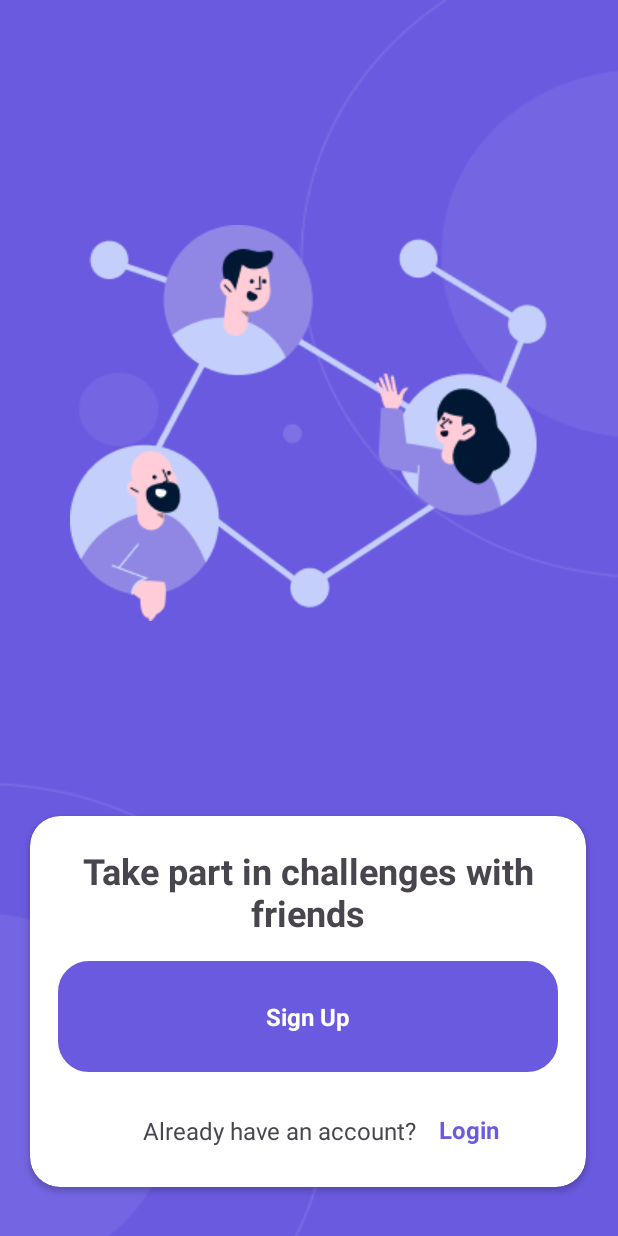
After one commit to SE114-QuizApp/QuizApp-FE, an Android app: the OnboardingActivity screen opened directly, with no data from a screen before it, on a phone screen of 412 x 824 dp. The commit adds this screen. Run offline under Robolectric (Android 15) with nearby library versions, the phone set to English and light mode, and no system bars.

Commit message:
Onboarding Screen

```diff
--- a/app/src/main/AndroidManifest.xml
+++ b/app/src/main/AndroidManifest.xml
@@ -16,9 +16,12 @@
             android:name=".MainActivity"
             android:exported="false" />
         <activity
+            android:name=".OnboardingActivity"
+            android:exported="false" />
+        <activity
             android:name=".SplashActivity"
-            android:theme="@style/Theme.Design.NoActionBar"
-            android:exported="true">
+            android:exported="true"
+            android:theme="@style/Theme.Design.NoActionBar">
             <intent-filter>
                 <action android:name="android.intent.action.MAIN" />
 
--- a/app/src/main/java/com/example/quizapp_fe/MainActivity.java
+++ b/app/src/main/java/com/example/quizapp_fe/MainActivity.java
@@ -2,7 +2,10 @@ package com.example.quizapp_fe;
 
 import androidx.appcompat.app.AppCompatActivity;
 
+import android.content.Intent;
 import android.os.Bundle;
+import android.view.View;
+import android.widget.Button;
 
 public class MainActivity extends AppCompatActivity {
 
@@ -10,5 +13,15 @@ public class MainActivity extends AppCompatActivity {
     protected void onCreate(Bundle savedInstanceState) {
         super.onCreate(savedInstanceState);
         setContentView(R.layout.activity_main);
+        Button navButton = findViewById(R.id.navBtn);
+
+        navButton.setOnClickListener(new View.OnClickListener() {
+            @Override
+            public void onClick(View view) {
+                Intent intent = new Intent(MainActivity.this, OnboardingActivity.class);
+                startActivity(intent);
+                finish();
+            }
+        });
     }
 }
--- /dev/null
+++ b/app/src/main/java/com/example/quizapp_fe/OnboardingActivity.java
@@ -0,0 +1,14 @@
+package com.example.quizapp_fe;
+
+import androidx.appcompat.app.AppCompatActivity;
+
+import android.os.Bundle;
+
+public class OnboardingActivity extends AppCompatActivity {
+
+    @Override
+    protected void onCreate(Bundle savedInstanceState) {
+        super.onCreate(savedInstanceState);
+        setContentView(R.layout.onboarding);
+    }
+}
--- /dev/null
+++ b/app/src/main/res/drawable/border_20dp_purple_hue.xml
@@ -0,0 +1,6 @@
+<?xml version="1.0" encoding="utf-8"?>
+<shape xmlns:android="http://schemas.android.com/apk/res/android">
+    <solid android:color="@color/purple_hue"/>
+    <stroke android:color="@color/purple_hue" android:width="1dp"/>
+    <corners android:radius="20dp"/>
+</shape>
--- a/app/src/main/res/layout/activity_main.xml
+++ b/app/src/main/res/layout/activity_main.xml
@@ -6,7 +6,8 @@
     android:layout_height="match_parent"
     tools:context=".MainActivity">
 
-    <TextView
+    <Button
+        android:id="@+id/navBtn"
         android:layout_width="wrap_content"
         android:layout_height="wrap_content"
         android:text="Hello World!"
--- /dev/null
+++ b/app/src/main/res/layout/onboarding.xml
@@ -0,0 +1,99 @@
+<?xml version="1.0" encoding="utf-8"?>
+<androidx.constraintlayout.widget.ConstraintLayout xmlns:android="http://schemas.android.com/apk/res/android"
+    xmlns:app="http://schemas.android.com/apk/res-auto"
+    xmlns:tools="http://schemas.android.com/tools"
+    android:layout_width="match_parent"
+    android:layout_height="match_parent"
+    tools:context=".OnboardingActivity"
+    android:background="@drawable/background_1">
+
+    <ImageView
+        android:id="@+id/onboardingThreePeopleGreetingImgView"
+        android:layout_width="wrap_content"
+        android:layout_height="wrap_content"
+        android:layout_marginTop="150dp"
+        android:src="@drawable/three_people_greeting"
+        app:layout_constraintEnd_toEndOf="parent"
+        app:layout_constraintHorizontal_bias="0.494"
+        app:layout_constraintStart_toStartOf="parent"
+        app:layout_constraintTop_toTopOf="parent" />
+
+    <androidx.cardview.widget.CardView
+        android:layout_width="0dp"
+        android:layout_height="0dp"
+        app:layout_constraintBottom_toBottomOf="parent"
+        app:layout_constraintEnd_toEndOf="parent"
+        app:layout_constraintHeight_percent="0.3"
+        app:layout_constraintHorizontal_bias="0.487"
+        app:layout_constraintStart_toStartOf="parent"
+        app:layout_constraintTop_toBottomOf="@id/onboardingThreePeopleGreetingImgView"
+        app:layout_constraintVertical_bias="0.8"
+        app:layout_constraintWidth_percent="0.9"
+        app:cardCornerRadius="20dp">
+
+        <androidx.constraintlayout.widget.ConstraintLayout
+            android:layout_width="match_parent"
+            android:layout_height="match_parent">
+
+            <TextView
+                android:id="@+id/onboardingGreetingTextView"
+                android:layout_width="match_parent"
+                android:layout_height="wrap_content"
+                android:layout_marginTop="20sp"
+                android:gravity="center"
+                android:text="Take part in challenges with friends"
+                android:textSize="24sp"
+                android:textStyle="bold"
+                app:layout_constraintEnd_toEndOf="parent"
+                app:layout_constraintHorizontal_bias="0.0"
+                app:layout_constraintStart_toStartOf="parent"
+                app:layout_constraintTop_toTopOf="parent" />
+
+            <TextView
+                android:id="@+id/signUpButtonTextView"
+                android:layout_width="0dp"
+                android:layout_height="0dp"
+                android:text="Sign Up"
+                android:gravity="center"
+                android:textColor="@color/white"
+                android:textStyle="bold"
+                android:textSize="16sp"
+                app:layout_constraintStart_toStartOf="parent"
+                app:layout_constraintEnd_toEndOf="parent"
+                app:layout_constraintTop_toTopOf="@id/onboardingGreetingTextView"
+                app:layout_constraintBottom_toBottomOf="parent"
+                app:layout_constraintHeight_percent="0.3"
+                app:layout_constraintWidth_percent="0.9"
+                android:background="@drawable/border_20dp_purple_hue"
+                />
+
+            <TextView
+                android:id="@+id/onboardingAccountAskingTextView"
+                android:layout_width="wrap_content"
+                android:layout_height="wrap_content"
+                android:text="Already have an account?"
+                android:textSize="16sp"
+                app:layout_constraintBottom_toBottomOf="parent"
+                app:layout_constraintEnd_toEndOf="parent"
+                app:layout_constraintHorizontal_bias="0.402"
+                app:layout_constraintStart_toStartOf="parent"
+                app:layout_constraintTop_toBottomOf="@id/signUpButtonTextView"
+                app:layout_constraintVertical_bias="0.511" />
+
+            <TextView
+                android:id="@+id/onboardingLoginTextView"
+                android:layout_width="wrap_content"
+                android:layout_height="wrap_content"
+                android:text="Login"
+                android:textSize="16sp"
+                android:textStyle="bold"
+                android:textColor="@color/purple_hue"
+                app:layout_constraintBottom_toBottomOf="parent"
+                app:layout_constraintEnd_toEndOf="parent"
+                app:layout_constraintHorizontal_bias="0.2"
+                app:layout_constraintStart_toEndOf="@id/onboardingAccountAskingTextView"
+                app:layout_constraintTop_toBottomOf="@id/signUpButtonTextView"
+                />
+        </androidx.constraintlayout.widget.ConstraintLayout>
+    </androidx.cardview.widget.CardView>
+</androidx.constraintlayout.widget.ConstraintLayout>
--- a/app/src/main/res/values/colors.xml
+++ b/app/src/main/res/values/colors.xml
@@ -2,4 +2,9 @@
 <resources>
     <color name="black">#FF000000</color>
     <color name="white">#FFFFFFFF</color>
+    <color name="purple_hue">#6A5AE0</color>
+    <color name="pastel_pink">#FFCCD7</color>
+    <color name="icy_plains">#CCE3FF</color>
+    <color name="dull_lavender">#9087E5</color>
+    <color name="medium_purple">#7C72E5</color>
 </resources>
```
Also changed, not shown: app/src/main/res/drawable/background_1.png (added), app/src/main/res/drawable/three_people_greeting.png (added).
